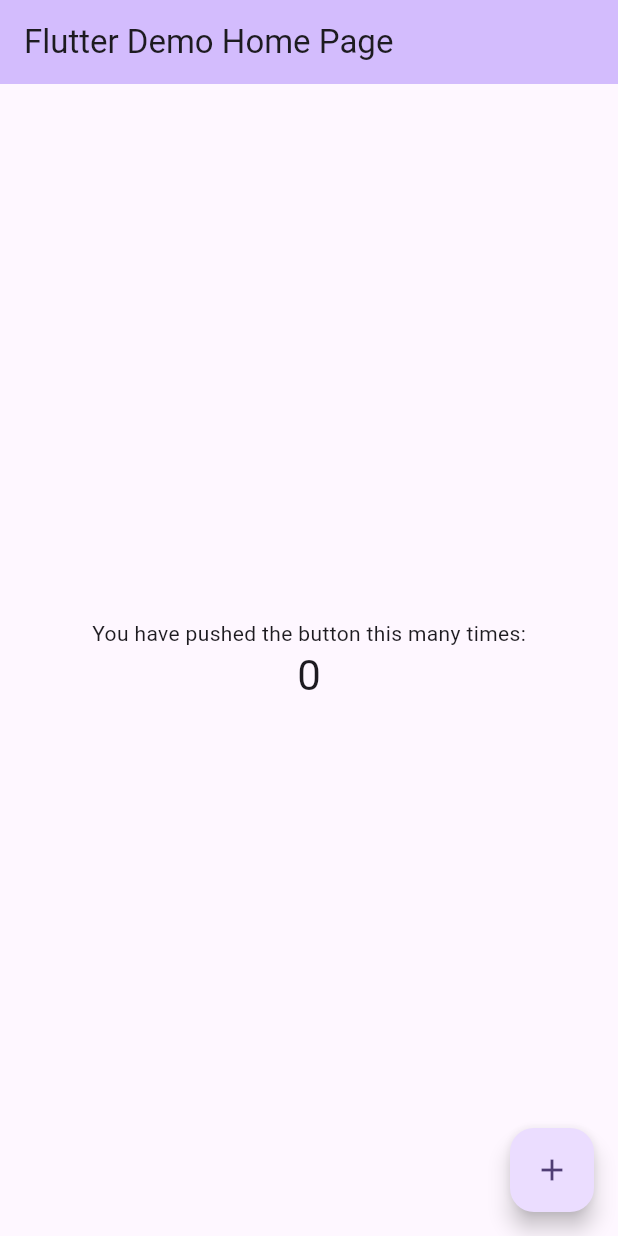
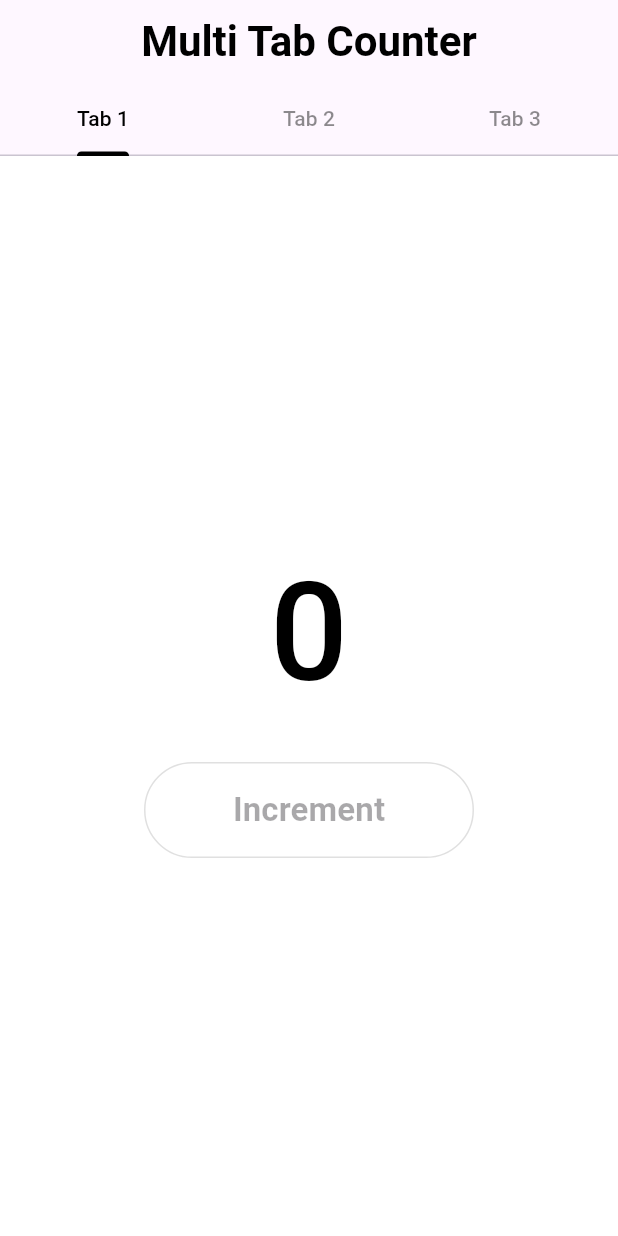
Before and after one commit to kitcat-s/hycu-4-vibe-coding, a Flutter app: the screen it shows after launch, on a phone screen of 412 x 824 dp. Run offline on Flutter 3.47's test engine with Material 3 defaults, Android fonts, the phone set to English and light mode, and no system bars.

Commit message:
멀티탭 카운터 UI 구현하기

```diff
--- a/MultiTapCounter/lib/main.dart
+++ b/MultiTapCounter/lib/main.dart
@@ -1,122 +1,148 @@
 import 'package:flutter/material.dart';
 
-void main() {
-  runApp(const MyApp());
-}
+void main() => runApp(const MyApp());
 
+/// 앱의 루트 위젯입니다.
+/// 학습 목적: `home`에 `MultiTapCounterScreen`을 연결하는 가장 단순한 형태입니다.
 class MyApp extends StatelessWidget {
   const MyApp({super.key});
 
-  // This widget is the root of your application.
   @override
-  Widget build(BuildContext context) {
-    return MaterialApp(
-      title: 'Flutter Demo',
+  Widget build(BuildContext context) => MaterialApp(
+        debugShowCheckedModeBanner: false,
+        title: 'Multi Tab Counter',
         theme: ThemeData(
-        // This is the theme of your application.
-        //
-        // TRY THIS: Try running your application with "flutter run". You'll see
-        // the application has a purple toolbar. Then, without quitting the app,
-        // try changing the seedColor in the colorScheme below to Colors.green
-        // and then invoke "hot reload" (save your changes or press the "hot
-        // reload" button in a Flutter-supported IDE, or press "r" if you used
-        // the command line to start the app).
-        //
-        // Notice that the counter didn't reset back to zero; the application
-        // state is not lost during the reload. To reset the state, use hot
-        // restart instead.
-        //
-        // This works for code too, not just values: Most code changes can be
-        // tested with just a hot reload.
-        colorScheme: .fromSeed(seedColor: Colors.deepPurple),
+          useMaterial3: true,
+          scaffoldBackgroundColor: Colors.white,
         ),
-      home: const MyHomePage(title: 'Flutter Demo Home Page'),
+        home: const MultiTapCounterScreen(),
       );
 }
+
+/// 멀티 탭 카운터 기본 화면입니다.
+///
+/// 왜 StatefulWidget을 쓰나요?
+/// - 탭별 카운트 값은 나중에 버튼 클릭으로 변경될 "상태" 데이터입니다.
+/// - 상태가 바뀌면 화면도 함께 갱신되어야 하므로 StatefulWidget이 적합합니다.
+class MultiTapCounterScreen extends StatefulWidget {
+  const MultiTapCounterScreen({super.key});
+
+  @override
+  State<MultiTapCounterScreen> createState() => _MultiTapCounterScreenState();
 }
 
-class MyHomePage extends StatefulWidget {
-  const MyHomePage({super.key, required this.title});
+class _MultiTapCounterScreenState extends State<MultiTapCounterScreen>
+    with SingleTickerProviderStateMixin {
+  /// 탭 1 카운터 상태 (초기값 0)
+  final int _tab1Count = 0;
 
-  // This widget is the home page of your application. It is stateful, meaning
-  // that it has a State object (defined below) that contains fields that affect
-  // how it looks.
+  /// 탭 2 카운터 상태 (초기값 0)
+  final int _tab2Count = 0;
 
-  // This class is the configuration for the state. It holds the values (in this
-  // case the title) provided by the parent (in this case the App widget) and
-  // used by the build method of the State. Fields in a Widget subclass are
-  // always marked "final".
+  /// 탭 3 카운터 상태 (초기값 0)
+  final int _tab3Count = 0;
 
-  final String title;
+  /// TabBar와 TabBarView를 동기화하는 컨트롤러입니다.
+  /// 탭 개수가 3개이므로 length는 3입니다.
+  late final TabController _tabController;
 
   @override
-  State<MyHomePage> createState() => _MyHomePageState();
-}
-
-class _MyHomePageState extends State<MyHomePage> {
-  int _counter = 0;
-
-  void _incrementCounter() {
-    setState(() {
-      // This call to setState tells the Flutter framework that something has
-      // changed in this State, which causes it to rerun the build method below
-      // so that the display can reflect the updated values. If we changed
-      // _counter without calling setState(), then the build method would not be
-      // called again, and so nothing would appear to happen.
-      _counter++;
-    });
+  void initState() {
+    super.initState();
+    _tabController = TabController(
+      length: 3,
+      vsync: this,
+    );
   }
 
   @override
-  Widget build(BuildContext context) {
-    // This method is rerun every time setState is called, for instance as done
-    // by the _incrementCounter method above.
-    //
-    // The Flutter framework has been optimized to make rerunning build methods
-    // fast, so that you can just rebuild anything that needs updating rather
-    // than having to individually change instances of widgets.
-    return Scaffold(
+  void dispose() {
+    _tabController.dispose();
+    super.dispose();
+  }
+
+  @override
+  Widget build(BuildContext context) => Scaffold(
         appBar: AppBar(
-        // TRY THIS: Try changing the color here to a specific color (to
-        // Colors.amber, perhaps?) and trigger a hot reload to see the AppBar
-        // change color while the other colors stay the same.
-        backgroundColor: Theme.of(context).colorScheme.inversePrimary,
-        // Here we take the value from the MyHomePage object that was created by
-        // the App.build method, and use it to set our appbar title.
-        title: Text(widget.title),
+          elevation: 0,
+          centerTitle: true,
+          title: const Text(
+            'Multi Tab Counter',
+            style: TextStyle(
+              fontSize: 28,
+              fontWeight: FontWeight.w700,
+              color: Colors.black,
             ),
-      body: Center(
-        // Center is a layout widget. It takes a single child and positions it
-        // in the middle of the parent.
-        child: Column(
-          // Column is also a layout widget. It takes a list of children and
-          // arranges them vertically. By default, it sizes itself to fit its
-          // children horizontally, and tries to be as tall as its parent.
-          //
-          // Column has various properties to control how it sizes itself and
-          // how it positions its children. Here we use mainAxisAlignment to
-          // center the children vertically; the main axis here is the vertical
-          // axis because Columns are vertical (the cross axis would be
-          // horizontal).
-          //
-          // TRY THIS: Invoke "debug painting" (choose the "Toggle Debug Paint"
-          // action in the IDE, or press "p" in the console), to see the
-          // wireframe for each widget.
-          mainAxisAlignment: .center,
+          ),
+          bottom: TabBar(
+            controller: _tabController,
+            labelColor: Colors.black,
+            unselectedLabelColor: Colors.black45,
+            indicatorColor: Colors.black,
+            tabs: const [
+              Tab(text: 'Tab 1'),
+              Tab(text: 'Tab 2'),
+              Tab(text: 'Tab 3'),
+            ],
+          ),
+        ),
+        body: TabBarView(
+          controller: _tabController,
           children: [
-            const Text('You have pushed the button this many times:'),
-            Text(
-              '$_counter',
-              style: Theme.of(context).textTheme.headlineMedium,
+            _CounterTab(
+              count: _tab1Count,
+            ),
+            _CounterTab(
+              count: _tab2Count,
+            ),
+            _CounterTab(
+              count: _tab3Count,
             ),
           ],
         ),
+      );
+}
+
+/// 각 탭에서 공통으로 쓰는 카운터 UI 위젯입니다.
+class _CounterTab extends StatelessWidget {
+  const _CounterTab({
+    required this.count,
+  });
+
+  final int count;
+
+  @override
+  Widget build(BuildContext context) =>
+      Center(
+        child: Column(
+          mainAxisAlignment: MainAxisAlignment.center,
+          children: [
+            Text(
+              '$count',
+              style: const TextStyle(
+                fontSize: 92,
+                fontWeight: FontWeight.w500,
+                color: Colors.black,
               ),
-      floatingActionButton: FloatingActionButton(
-        onPressed: _incrementCounter,
-        tooltip: 'Increment',
-        child: const Icon(Icons.add),
+            ),
+            const SizedBox(height: 20),
+            OutlinedButton(
+              onPressed: null,
+              style: OutlinedButton.styleFrom(
+                minimumSize: const Size(220, 64),
+                side: const BorderSide(
+                  color: Colors.black12,
+                ),
+              ),
+              child: const Text(
+                'Increment',
+                style: TextStyle(
+                  fontSize: 22,
+                  fontWeight: FontWeight.w600,
+                ),
+              ),
+            ),
+          ],
         ),
       );
 }
-}
```
Lines whose indentation alone changed are shown as unchanged.
